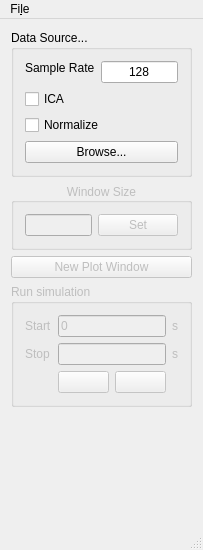
This is veegs/mainwindow.ui in Xiul109/VEEGS as Qt 5 draws it before an edit. The edited form follows.
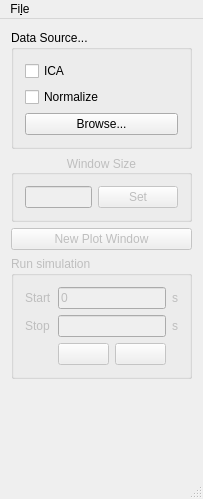
This is the edited form. Icons and pictures are not drawn.

Commit message: Now edf files can be opened. Also when opening files the signals can be selected in order to exclude the unnecesary ones.

Diff of the .ui file:
```diff
--- a/veegs/mainwindow.ui
+++ b/veegs/mainwindow.ui
@@ -7,7 +7,7 @@
     <x>0</x>
     <y>0</y>
     <width>203</width>
-    <height>550</height>
+    <height>499</height>
    </rect>
   </property>
   <property name="sizePolicy">
@@ -42,65 +42,27 @@
        <property name="fieldGrowthPolicy">
         <enum>QFormLayout::ExpandingFieldsGrow</enum>
        </property>
-       <item row="0" column="1">
-        <widget class="QLineEdit" name="sampleRateInput">
-         <property name="sizePolicy">
-          <sizepolicy hsizetype="Expanding" vsizetype="Expanding">
-           <horstretch>0</horstretch>
-           <verstretch>0</verstretch>
-          </sizepolicy>
-         </property>
-         <property name="maximumSize">
-          <size>
-           <width>80</width>
-           <height>16777215</height>
-          </size>
-         </property>
-         <property name="text">
-          <string>128</string>
-         </property>
-         <property name="alignment">
-          <set>Qt::AlignCenter</set>
-         </property>
-        </widget>
-       </item>
-       <item row="1" column="0" colspan="2">
+       <item row="0" column="0" colspan="2">
         <widget class="QCheckBox" name="icaCB">
          <property name="text">
           <string>ICA</string>
          </property>
         </widget>
        </item>
-       <item row="3" column="0" colspan="2">
-        <widget class="QPushButton" name="browseButton">
-         <property name="text">
-          <string>Browse...</string>
-         </property>
-        </widget>
-       </item>
-       <item row="0" column="0">
-        <widget class="QLabel" name="label">
-         <property name="sizePolicy">
-          <sizepolicy hsizetype="Minimum" vsizetype="Fixed">
-           <horstretch>0</horstretch>
-           <verstretch>0</verstretch>
-          </sizepolicy>
-         </property>
-         <property name="whatsThis">
-          <string>&lt;html&gt;&lt;head/&gt;&lt;body&gt;&lt;p&gt;The sample rate of the data.&lt;/p&gt;&lt;/body&gt;&lt;/html&gt;</string>
-         </property>
-         <property name="text">
-          <string>Sample Rate</string>
-         </property>
-        </widget>
-       </item>
-       <item row="2" column="0" colspan="2">
+       <item row="1" column="0" colspan="2">
         <widget class="QCheckBox" name="normalizeCB">
          <property name="text">
           <string>Normalize</string>
          </property>
         </widget>
        </item>
+       <item row="2" column="0" colspan="2">
+        <widget class="QPushButton" name="browseButton">
+         <property name="text">
+          <string>Browse...</string>
+         </property>
+        </widget>
+       </item>
       </layout>
      </widget>
     </item>
```
Left out of the diff: 2 changed lines with no effect on the pictures. The commit also changes 2 other files.
